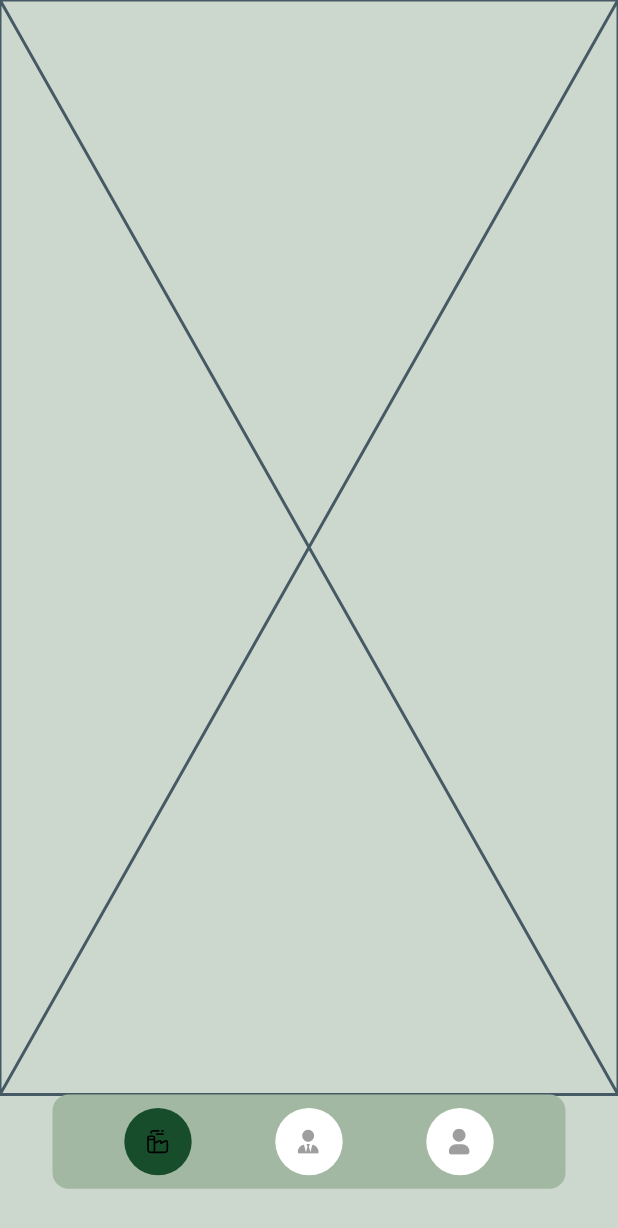
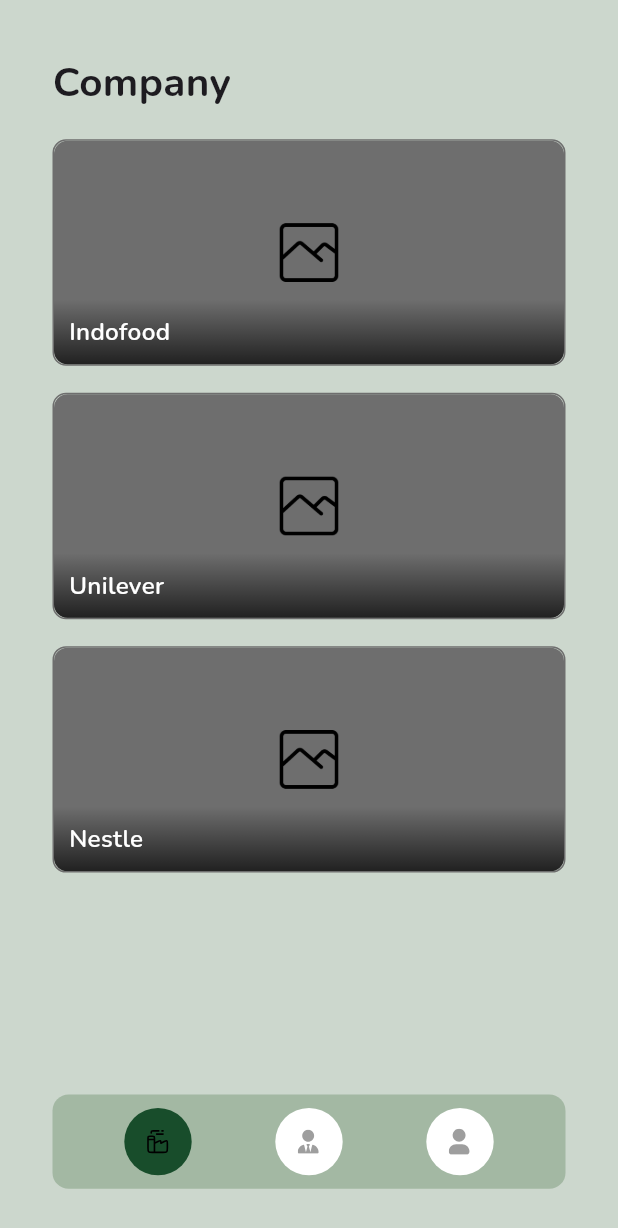
Before and after one commit to allam1768/Admin, a Flutter app: the screen it shows after launch, on a phone screen of 412 x 824 dp. Shown: the top 1228 px of the screen. Run offline on Flutter 3.47's test engine with Material 3 defaults, Android fonts, the phone set to English and light mode, and no system bars; our stand-ins replace flutter_screenutil, flutter_svg, get, google_fonts, shared_preferences.

Commit message:
feat [AP]:slicing data company screen

```diff
--- a/lib/main.dart
+++ b/lib/main.dart
@@ -1,5 +1,7 @@
 import 'package:admin/pages/Bottom%20Nav/home_binding.dart';
 import 'package:admin/pages/Bottom%20Nav/home_view.dart';
+import 'package:admin/pages/Data%20Company%20Screen/data_Company_view.dart';
+import 'package:admin/pages/Data%20Company%20Screen/data_company_binding.dart';
 import 'package:admin/pages/Login%20Screen/login_screen_binding.dart';
 import 'package:admin/pages/Login%20Screen/login_screen_view.dart';
 import 'package:admin/pages/Splash%20Screen/spalsh_screen_binding.dart';
@@ -46,6 +48,11 @@ class MyApp extends StatelessWidget {
               page: () => HomeView(),
               binding: HomeBinding(),
             ),
+            GetPage(
+              name: '/DataCompany',
+              page: () => DataCompanyView(),
+              binding: DataCompanyBinding(),
+            ),
           ],
         );
       },
--- /dev/null
+++ b/lib/pages/Data Company Screen/data_company_binding.dart
@@ -0,0 +1,9 @@
+import 'package:get/get.dart';
+import 'data_company_controller.dart';
+
+class DataCompanyBinding extends Bindings {
+  @override
+  void dependencies() {
+    Get.lazyPut<DataCompanyController>(() => DataCompanyController());
+  }
+}
--- /dev/null
+++ b/lib/pages/Data Company Screen/data_company_controller.dart
@@ -0,0 +1,10 @@
+import 'package:get/get.dart';
+
+class DataCompanyController extends GetxController {
+  // Data perusahaan dalam bentuk RxList agar bisa di-update secara real-time
+  final companies = <Map<String, String>>[
+    {"name": "Indofood", "image": "assets/images/example.png"},
+    {"name": "Unilever", "image": "assets/images/example.png"},
+    {"name": "Nestle", "image": "assets/images/example.png"},
+  ].obs;
+}
--- a/lib/pages/Data Company Screen/data_company_view.dart
+++ b/lib/pages/Data Company Screen/data_company_view.dart
@@ -1,15 +1,50 @@
-import 'package:flutter/cupertino.dart';
+import 'package:admin/pages/Data%20Company%20Screen/widgets/CompanyCard.dart';
+import 'package:flutter/material.dart';
+import 'package:flutter_screenutil/flutter_screenutil.dart';
+import 'package:get/get.dart';
+import 'data_company_controller.dart';
 
-class DataCompanyView extends StatefulWidget {
+class DataCompanyView extends StatelessWidget {
   const DataCompanyView({super.key});
 
   @override
-  State<DataCompanyView> createState() => _DataCompanyViewState();
-}
+  Widget build(BuildContext context) {
+    final controller = Get.put(DataCompanyController());
 
-class _DataCompanyViewState extends State<DataCompanyView> {
-  @override
-  Widget build(BuildContext context) {
-    return const Placeholder();
+    return Scaffold(
+      backgroundColor: const Color(0xFFCCD7CD),
+      body: SafeArea(
+        child: Padding(
+          padding: EdgeInsets.symmetric(horizontal: 35.w, vertical: 20.h),
+          child: Column(
+            crossAxisAlignment: CrossAxisAlignment.start,
+            children: [
+              SizedBox(height: 20.h),
+              Text(
+                "Company",
+                style: TextStyle(
+                  fontSize: 30.sp,
+                  fontWeight: FontWeight.bold,
+                ),
+              ),
+              SizedBox(height: 20.h),
+              Expanded(
+                child: Obx(() => ListView.separated(
+                  itemCount: controller.companies.length,
+                  separatorBuilder: (context, index) => SizedBox(height: 20.h),
+                  itemBuilder: (context, index) {
+                    return CompanyCard(
+                      companyName: controller.companies[index]["name"]!,
+                      imagePath: controller.companies[index]["image"]!,
+                      onTap: () { Get.offNamed('/'); },
+                    );
+                  },
+                )),
+              ),
+            ],
+          ),
+        ),
+      ),
+    );
   }
 }
--- /dev/null
+++ b/lib/pages/Data Company Screen/widgets/CompanyCard.dart
@@ -0,0 +1,73 @@
+import 'package:flutter/material.dart';
+import 'package:flutter_screenutil/flutter_screenutil.dart';
+
+class CompanyCard extends StatelessWidget {
+  final String companyName;
+  final String imagePath;
+  final VoidCallback onTap; // Callback saat card ditekan
+
+  const CompanyCard({
+    Key? key,
+    required this.companyName,
+    required this.imagePath,
+    required this.onTap,
+  }) : super(key: key);
+
+  @override
+  Widget build(BuildContext context) {
+    return GestureDetector(
+      onTap: onTap, // Menjalankan aksi saat card ditekan
+      child: Container(
+        width: 342.w,
+        height: 168.h,
+        decoration: BoxDecoration(
+          borderRadius: BorderRadius.circular(10.r),
+          border: Border.all(color: const Color(0xFF6E6E6E), width: 1.w), // Border tipis
+        ),
+        child: Stack(
+          children: [
+            // Gambar latar belakang
+            ClipRRect(
+              borderRadius: BorderRadius.circular(10.r),
+              child: Image.asset(
+                imagePath,
+                width: 342.w,
+                height: 168.h,
+                fit: BoxFit.cover,
+              ),
+            ),
+
+            // Gradient overlay untuk teks
+            Positioned(
+              bottom: 0,
+              left: 0,
+              right: 0,
+              child: Container(
+                padding: EdgeInsets.all(10.w),
+                decoration: BoxDecoration(
+                  borderRadius: BorderRadius.vertical(bottom: Radius.circular(10.r)),
+                  gradient: LinearGradient(
+                    begin: Alignment.bottomCenter,
+                    end: Alignment.topCenter,
+                    colors: [
+                      Colors.black.withOpacity(0.7),
+                      Colors.transparent,
+                    ],
+                  ),
+                ),
+                child: Text(
+                  companyName,
+                  style: TextStyle(
+                    fontSize: 18.sp,
+                    fontWeight: FontWeight.w600,
+                    color: Colors.white, // Warna teks putih biar kontras
+                  ),
+                ),
+              ),
+            ),
+          ],
+        ),
+      ),
+    );
+  }
+}
--- a/pubspec.yaml
+++ b/pubspec.yaml
@@ -36,3 +36,4 @@ flutter:
   assets:
     - assets/icons/
     - assets/images/
+    - assets/images/example.png
```
Also changed, not shown: assets/images/example.png (added).
